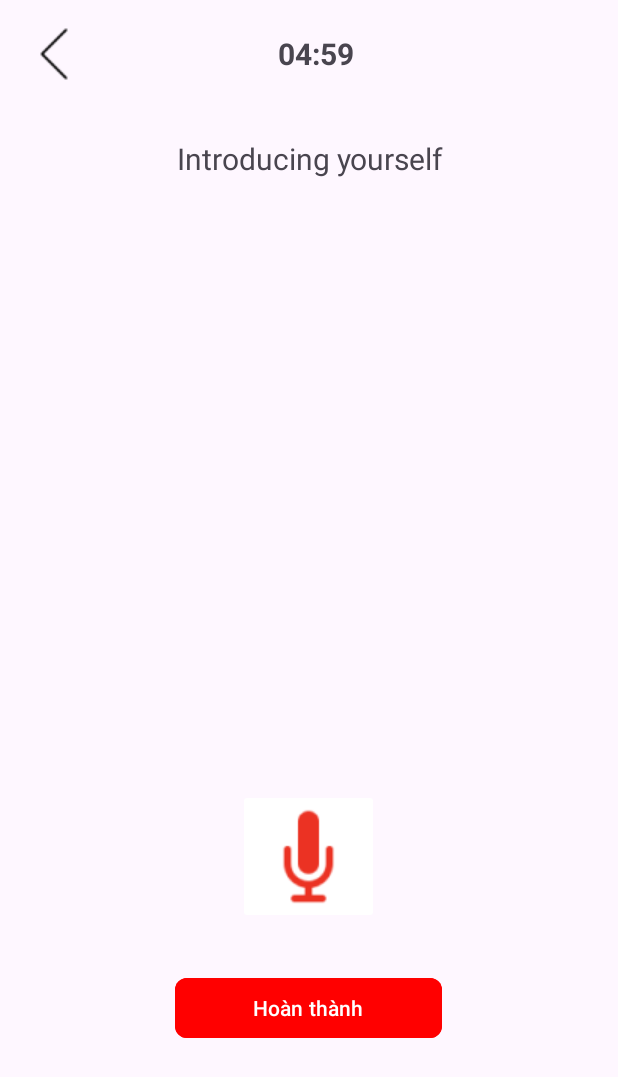
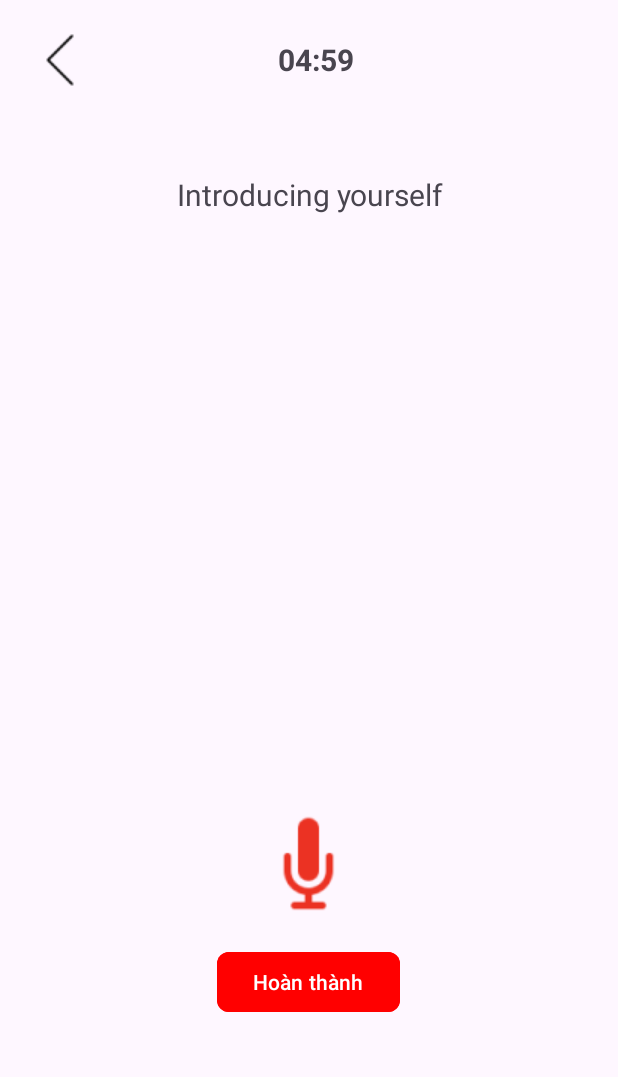
Before and after one commit to LDK3012/LangHex, an Android app: the SpeakingPracticeActivity screen opened directly, with no data from a screen before it, on a phone screen of 412 x 824 dp. Shown: the top 1077 px of the screen. Run offline under Robolectric (Android 15) with nearby library versions, the phone set to English and light mode, and no system bars.

Commit message:
fixed UI speaking

```diff
--- a/app/src/main/res/layout/activity_leaderboard.xml
+++ b/app/src/main/res/layout/activity_leaderboard.xml
@@ -246,7 +246,7 @@
         <ListView
             android:id="@+id/lstLeaderboard"
             android:layout_width="match_parent"
-            android:layout_height="300dp"
+            android:layout_height="303dp"
             android:layout_gravity="center"
             android:layout_marginLeft="20dp"
             android:layout_marginTop="15dp"
--- a/app/src/main/res/layout/activity_speaking_practice.xml
+++ b/app/src/main/res/layout/activity_speaking_practice.xml
@@ -8,15 +8,14 @@
     android:layout_height="match_parent"
     android:orientation="vertical"
     android:layout_gravity="center"
-    android:padding="16dp"
     tools:context=".View.SpeakingPracticeActivity">
 
     <LinearLayout
         android:layout_width="match_parent"
         android:layout_height="wrap_content"
         android:layout_gravity="center"
-        android:orientation="horizontal"
-        android:gravity="center_vertical">
+        android:layout_margin="20dp"
+        android:orientation="horizontal">
 
         <ImageButton
             android:id="@+id/btnBack"
@@ -30,7 +29,6 @@
             android:id="@+id/tvTimer"
             android:layout_width="match_parent"
             android:layout_height="match_parent"
-            android:layout_weight="1"
             android:text="05:00"
             android:textSize="20dp"
             android:paddingRight="30dp"
@@ -40,8 +38,8 @@
 
     <LinearLayout
         android:layout_width="match_parent"
-        android:layout_height="450dp"
-        android:layout_marginTop="20dp"
+        android:layout_height="wrap_content"
+        android:layout_margin="20dp"
         android:layout_gravity="center"
         android:orientation="vertical">
 
@@ -58,27 +56,31 @@
         <ListView
             android:id="@+id/lstQuestions"
             android:layout_width="match_parent"
-            android:layout_height="match_parent"
-            >
-        </ListView>
-    </LinearLayout>
+            android:layout_height="371dp"></ListView>
 
         <ImageButton
             android:id="@+id/btnMicro"
             android:layout_width="wrap_content"
             android:layout_height="wrap_content"
+            android:layout_gravity="center"
+            android:layout_marginTop="10dp"
+            android:backgroundTint="@color/white"
             android:src="@drawable/micro"
-        android:backgroundTint="@color/white"
-        android:layout_gravity="center"
-        android:layout_marginBottom="32dp"/>
+            android:background="?attr/selectableItemBackgroundBorderless"
+            android:scaleType="centerInside"
+            />
 
         <com.google.android.material.button.MaterialButton
             android:id="@+id/btnComplete"
-        android:layout_width="178dp"
+            android:layout_width="wrap_content"
             android:layout_height="wrap_content"
             android:layout_gravity="center"
             android:backgroundTint="@color/Red"
             android:text="Hoàn thành"
+            android:layout_marginTop="20dp"
             android:textColor="@android:color/white"
             app:cornerRadius="8dp" />
     </LinearLayout>
+
+
+</LinearLayout>
--- a/app/src/main/res/layout/fragment_arena.xml
+++ b/app/src/main/res/layout/fragment_arena.xml
@@ -45,7 +45,7 @@
                         android:layout_width="match_parent"
                         android:layout_height="180dp"
                         android:scaleType="centerCrop"
-                        tools:src="@drawable/leaderboard" />
+                        tools:src="@drawable/imgleaderboard" />
 
                     <LinearLayout
                         android:layout_width="match_parent"
@@ -103,7 +103,7 @@
                         android:layout_width="match_parent"
                         android:layout_height="180dp"
                         android:scaleType="centerCrop"
-                        tools:src="@drawable/battle" />
+                        tools:src="@drawable/imgarena" />
 
                     <LinearLayout
                         android:layout_width="match_parent"
```
Also changed, not shown: app/src/main/res/drawable/imgarena.png (added), app/src/main/res/drawable/imgleaderboard.png (added). Lines whose indentation alone changed are shown as unchanged.
